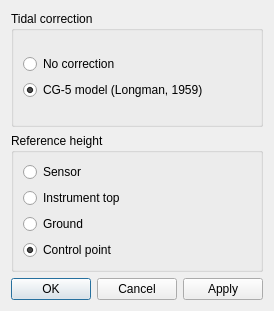
Before: the Qt Designer form gravtools/gui/dialog_corrections.ui in ahellers/GravTools, drawn with Qt 5.
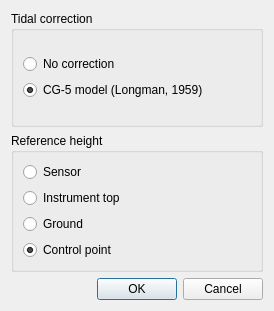
After: the same form once the commit is applied.

Patch:
```diff
--- a/gravtools/gui/dialog_corrections.ui
+++ b/gravtools/gui/dialog_corrections.ui
@@ -114,7 +114,7 @@
         <enum>Qt::Horizontal</enum>
        </property>
        <property name="standardButtons">
-        <set>QDialogButtonBox::Apply|QDialogButtonBox::Cancel|QDialogButtonBox::Ok</set>
+        <set>QDialogButtonBox::Cancel|QDialogButtonBox::Ok</set>
        </property>
       </widget>
      </item>
```
Left out of the diff: 3 changed lines with no effect on the pictures.
